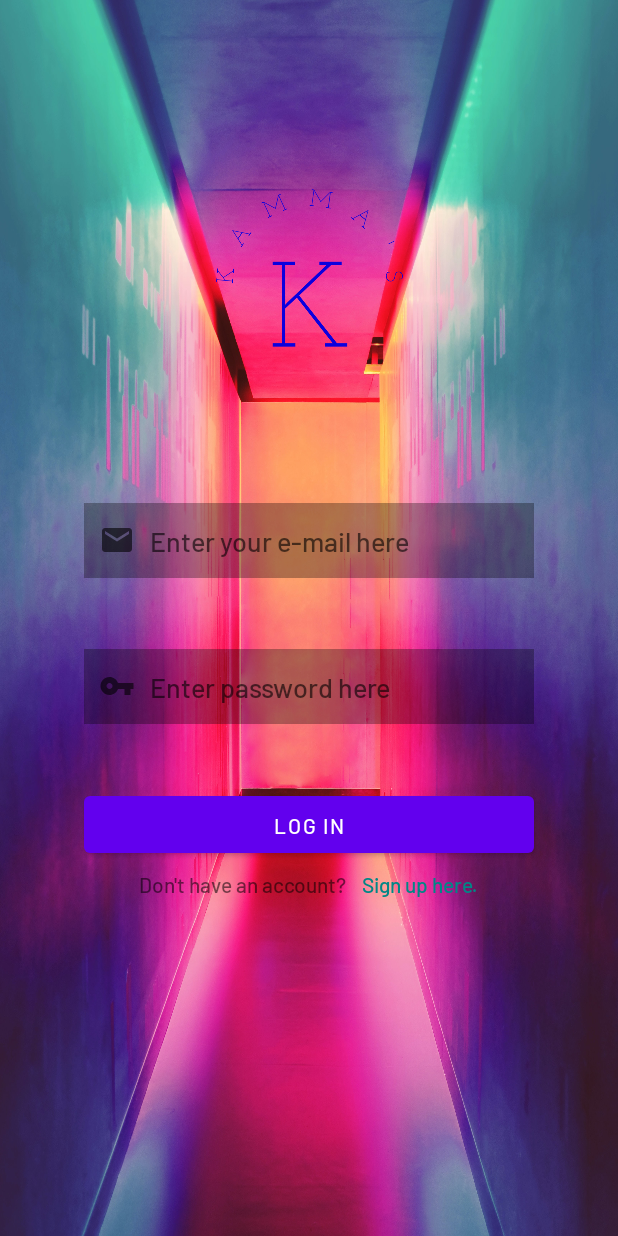
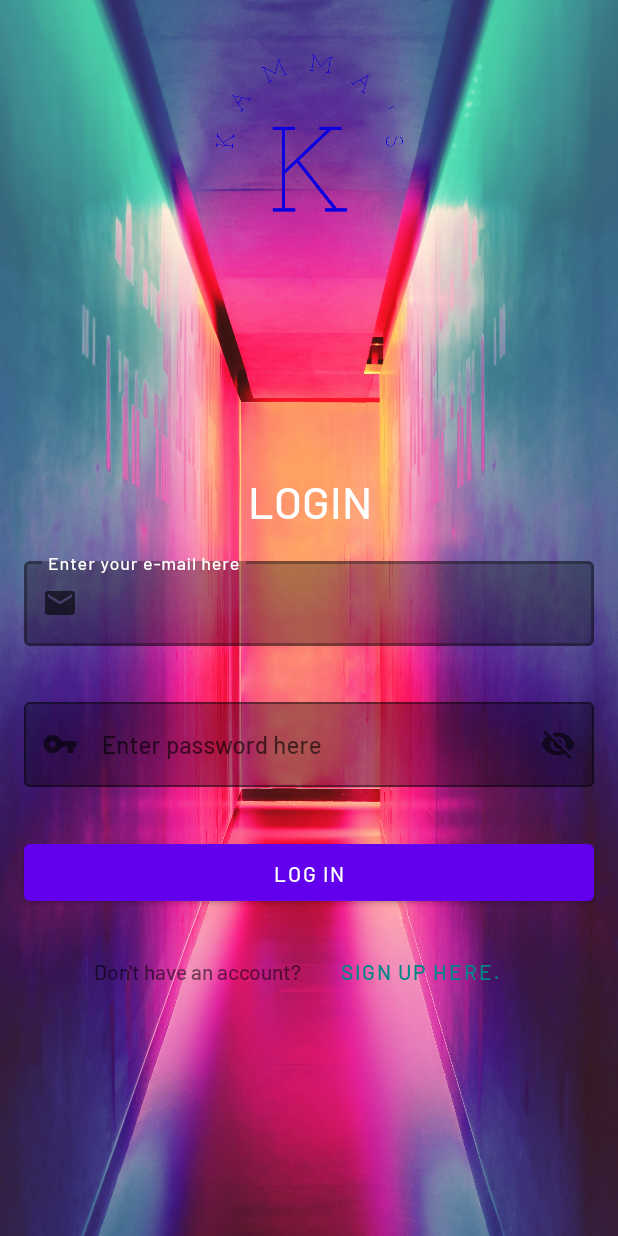
Before and after one commit to MwangiNelson/Kamma_App, an Android app: the screen it shows after launch (MainActivity), on a phone screen of 412 x 824 dp. Run offline under Robolectric (Android 15) with nearby library versions, the phone set to English and light mode, and no system bars; our stand-ins replace Firebase (no records; nobody signed in at launch, a user with empty details on screens opened directly).

Commit message:
mui implementation

```diff
--- a/app/src/main/java/com/example/trd/Landing_activity.kt
+++ b/app/src/main/java/com/example/trd/Landing_activity.kt
@@ -26,5 +26,9 @@ class Landing_activity : AppCompatActivity() {
             finish()
         }
 
+        mkt_btn.setOnClickListener{
+            startActivity(Intent(this, mkt_activity::class.java ))
+
+        }
     }
 }
--- a/app/src/main/res/layout/activity_main.xml
+++ b/app/src/main/res/layout/activity_main.xml
@@ -3,8 +3,8 @@
     xmlns:app="http://schemas.android.com/apk/res-auto"
     xmlns:tools="http://schemas.android.com/tools"
     android:layout_width="match_parent"
+    android:layout_height="match_parent"
     android:background="@drawable/login"
-    android:layout_height="match_parent"
     tools:context=".MainActivity">
 
 
@@ -12,110 +12,130 @@
         android:id="@+id/imageView3"
         android:layout_width="179dp"
         android:layout_height="176dp"
+        android:contentDescription="@string/logo"
         android:src="@drawable/k_logo"
         app:layout_constraintBottom_toBottomOf="parent"
         app:layout_constraintEnd_toEndOf="parent"
         app:layout_constraintStart_toStartOf="parent"
         app:layout_constraintTop_toTopOf="parent"
-        app:layout_constraintVertical_bias="0.14"
-        android:contentDescription="@string/logo" />
+        app:layout_constraintVertical_bias="0.001" />
 
-    <EditText
+    <LinearLayout
+        android:layout_width="match_parent"
+        android:layout_height="wrap_content"
+        android:orientation="vertical"
+        app:layout_constraintBottom_toBottomOf="parent"
+        app:layout_constraintTop_toBottomOf="@+id/imageView3">
+
+        <com.google.android.material.textview.MaterialTextView
+            android:layout_width="match_parent"
+            android:layout_height="wrap_content"
+            android:text="Login"
+            android:textAllCaps="true"
+            android:textColor="@color/white"
+            android:fontFamily="@font/barlow_condensed_medium"
+            android:textSize="30sp"
+            android:gravity="center"
+            />
+
+        <com.google.android.material.textfield.TextInputLayout
+            style="@style/Widget.MaterialComponents.TextInputLayout.OutlinedBox"
+            android:layout_width="match_parent"
+            android:layout_height="wrap_content"
+            android:layout_marginHorizontal="@dimen/activity_vertical_margin"
+            android:layout_marginVertical="@dimen/activity_vertical_margin"
+            android:hint="@string/enter_your_e_mail_here"
+            app:boxBackgroundColor="#50000000"
+            app:boxStrokeColor="#50000000"
+            app:endIconMode="clear_text"
+            app:hintTextColor="@color/ic_launcher_background"
+            app:startIconDrawable="@drawable/ic_baseline_email_24"
+
+            >
+
+            <com.google.android.material.textfield.TextInputEditText
                 android:id="@+id/userLoginEmail"
-        android:layout_width="300dp"
-        android:layout_height="50dp"
-        android:autofillHints="Your e-mail goes here."
-        android:background="#50000000"
-        android:drawableStart="@drawable/ic_baseline_email_24"
-        android:drawablePadding="10sp"
-        android:ems="10"
+                android:layout_width="match_parent"
+                android:layout_height="wrap_content"
                 android:fontFamily="@font/barlow_condensed_medium"
-        android:hint="@string/enter_your_e_mail_here"
                 android:inputType="textEmailAddress"
-        android:padding="10sp"
-        app:layout_constraintBottom_toBottomOf="parent"
-        app:layout_constraintEnd_toEndOf="parent"
-        app:layout_constraintStart_toStartOf="parent"
-        app:layout_constraintTop_toTopOf="parent"
-        app:layout_constraintVertical_bias="0.433"
-        tools:ignore="TextContrastCheck" />
 
-    <EditText
+                />
+        </com.google.android.material.textfield.TextInputLayout>
+
+        <com.google.android.material.textfield.TextInputLayout
+            style="@style/Widget.MaterialComponents.TextInputLayout.OutlinedBox"
+            android:layout_width="match_parent"
+            android:layout_height="wrap_content"
+            android:layout_marginHorizontal="@dimen/activity_vertical_margin"
+            android:layout_marginVertical="@dimen/activity_vertical_margin"
+            android:hint="@string/enter_password_here"
+            app:boxBackgroundColor="#50000000"
+            app:boxStrokeColor="#50000000"
+            app:endIconMode="password_toggle"
+            app:hintTextColor="@color/ic_launcher_background"
+            app:startIconDrawable="@drawable/ic_baseline_vpn_key_24"
+
+            >
+
+            <com.google.android.material.textfield.TextInputEditText
                 android:id="@+id/userLoginPassword"
-        android:layout_width="300dp"
-        android:layout_height="50dp"
-        android:autofillHints="Your password goes here"
+                android:layout_width="match_parent"
+                android:layout_height="wrap_content"
+                android:fontFamily="@font/barlow_condensed_medium"
+                android:inputType="textEmailAddress"
 
-        android:background="#50000000"
-        android:drawableStart="@drawable/ic_baseline_vpn_key_24"
-        android:drawablePadding="10sp"
-        android:fontFamily="@font/barlow_condensed_medium"
-        android:hint="@string/enter_password_here"
+                />
+        </com.google.android.material.textfield.TextInputLayout>
 
-
-        android:inputType="textPassword"
-        android:padding="10sp"
-        app:layout_constraintBottom_toBottomOf="parent"
-        app:layout_constraintEnd_toEndOf="parent"
-        app:layout_constraintStart_toStartOf="parent"
-        app:layout_constraintTop_toTopOf="parent"
-        app:layout_constraintVertical_bias="0.559"
-        tools:ignore="TextContrastCheck" />
-
-    <Button
+        <com.google.android.material.button.MaterialButton
 
             android:id="@+id/login_button"
             style="@style/Widget.MaterialComponents.Button"
-        android:layout_width="300dp"
+            android:layout_width="match_parent"
             android:layout_height="50dp"
-        android:layout_marginTop="32dp"
+            android:layout_marginHorizontal="@dimen/activity_vertical_margin"
+            android:layout_marginTop="@dimen/activity_vertical_margin"
             android:fontFamily="@font/barlow_condensed_medium"
 
             android:padding="10sp"
-        android:text="@string/log_in"
-        app:layout_constraintBottom_toBottomOf="parent"
-        app:layout_constraintEnd_toEndOf="parent"
-        app:layout_constraintHorizontal_bias="0.5"
-        app:layout_constraintStart_toStartOf="parent"
-        app:layout_constraintTop_toTopOf="parent"
-        app:layout_constraintVertical_bias="0.664" />
+            android:text="@string/log_in" />
 
         <LinearLayout
-        android:layout_width="300dp"
+            android:layout_width="match_parent"
             android:layout_height="50dp"
-        android:orientation="horizontal"
-        app:layout_constraintBottom_toBottomOf="parent"
-        app:layout_constraintEnd_toEndOf="parent"
-        app:layout_constraintHorizontal_bias="0.5"
-        app:layout_constraintStart_toStartOf="parent"
-        app:layout_constraintTop_toBottomOf="@+id/login_button"
-        app:layout_constraintVertical_bias="0.0">
+            android:layout_margin="@dimen/activity_vertical_margin"
+            android:orientation="horizontal">
 
             <TextView
                 android:id="@+id/textView"
-            android:layout_width="wrap_content"
+                android:layout_width="match_parent"
                 android:layout_height="match_parent"
                 android:layout_margin="5dp"
                 android:layout_weight="1"
                 android:fontFamily="@font/barlow_condensed_medium"
-            android:gravity="end"
+                android:gravity="center_vertical|end"
                 android:text="@string/don_t_have_an_account"
                 tools:ignore="TextContrastCheck" />
 
-        <TextView
+            <com.google.android.material.button.MaterialButton
                 android:id="@+id/register_page_link"
-            android:layout_width="wrap_content"
+                style="@style/TextAppearance.AppCompat.Widget.Button.Borderless.Colored"
+                android:layout_width="match_parent"
                 android:layout_height="match_parent"
                 android:layout_margin="5dp"
                 android:layout_weight="1"
+                android:background="@color/transparent"
                 android:clickable="true"
                 android:focusable="true"
+                android:fontFamily="@font/barlow_condensed_medium"
 
-            android:fontFamily="@font/barlow_condensed_medium"
+                android:gravity="start"
                 android:text="@string/sign_up_here"
                 android:textColor="@color/teal_700"
                 tools:ignore="TouchTargetSizeCheck,TextContrastCheck" />
         </LinearLayout>
+    </LinearLayout>
 
 
 </androidx.constraintlayout.widget.ConstraintLayout>
--- a/app/src/main/res/values/colors.xml
+++ b/app/src/main/res/values/colors.xml
@@ -1,5 +1,5 @@
 <?xml version="1.0" encoding="utf-8"?>
-<resources>
+<resources xmlns:tools="http://schemas.android.com/tools">
     <color name="purple_200">#FFBB86FC</color>
     <color name="purple_500">#FF6200EE</color>
     <color name="purple_700">#FF3700B3</color>
@@ -9,4 +9,5 @@
     <color name="white">#FFFFFFFF</color>
     <color name="transparent">#00FAFAFA</color>
     <color name="dark_transparent">#C39C0042</color>
+<!--    <color name="mtrl_textinput_default_box_stroke_color" tools:override="true">#000000</color>-->
 </resources>
```
Also changed, not shown: app/src/main/res/layout/activity_reg.xml (+92 -147 lines). Lines whose indentation alone changed are shown as unchanged.
